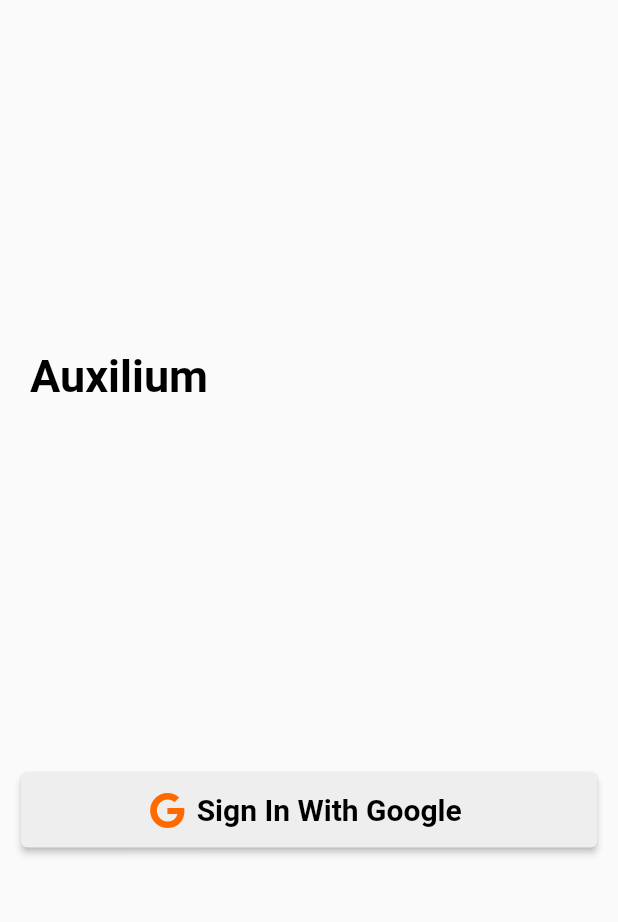
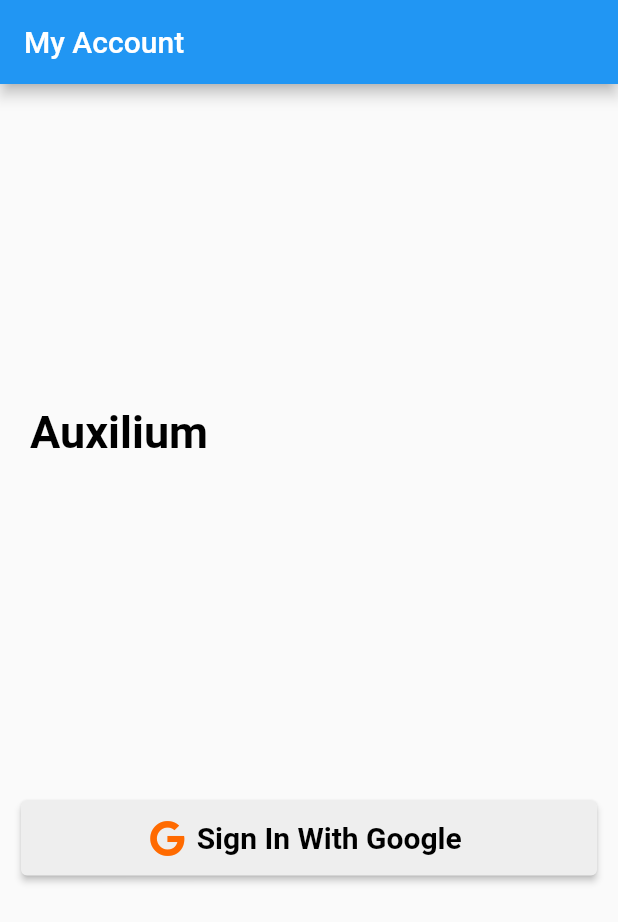
Before and after one commit to fionaxjy/auxilium, a Flutter app: the screen it shows after launch, after a tap on "Sign In With Google", on a phone screen of 412 x 824 dp. Shown: the top 922 px of the screen. Run offline on Flutter 3.47's test engine with Material 2 defaults, Android fonts, the phone set to English and light mode, and no system bars; our stand-ins replace font_awesome_flutter, google_sign_in.

Commit message:
Create User Data

```diff
--- a/lib/api/google_sign_in_api.dart
+++ /dev/null
@@ -1,12 +0,0 @@
-import 'package:google_sign_in/google_sign_in.dart';
-
-class GoogleSignInApi {
-  static final GoogleSignIn _googleSignIn = GoogleSignIn(
-    scopes: [
-      'email',
-      'https://www.googleapis.com/auth/contacts.readonly',
-    ],
-  );
-
-  static Future<GoogleSignInAccount?> login() => _googleSignIn.signIn();
-}
--- a/lib/login.dart
+++ b/lib/login.dart
@@ -1,14 +1,131 @@
-import 'package:auxilium/widget/sign_up_widget.dart';
 import 'package:flutter/material.dart';
+import 'package:font_awesome_flutter/font_awesome_flutter.dart';
+import 'dart:async';
+import 'package:google_sign_in/google_sign_in.dart';
 
-class LoginPage extends StatelessWidget {
-  const LoginPage({Key? key, required this.title}) : super(key: key);
-  final String title;
+GoogleSignIn _googleSignIn = GoogleSignIn(
+  scopes: <String>[
+    'email',
+    'https://www.googleapis.com/auth/contacts.readonly',
+  ],
+);
+
+class LoginPage extends StatefulWidget {
+  const LoginPage({Key? key}) : super(key: key);
+  @override
+  State createState() => LoginState();
+}
+
+class LoginState extends State<LoginPage> {
+  GoogleSignInAccount? _currentUser;
+
+  // initState only runs when user is logged in
+  // check if logged in user is the same
+  @override
+  void initState() {
+    super.initState();
+    _googleSignIn.onCurrentUserChanged.listen((GoogleSignInAccount? account) {
+      setState(() {
+        _currentUser = account;
+      });
+    });
+    _googleSignIn.signInSilently();
+  }
+
+  // sign-in method
+  Future<void> _handleSignIn() async {
+    try {
+      await _googleSignIn.signIn();
+    } catch (error) {
+      print(error);
+    }
+  }
+
+  // sign-out method
+  Future<void> _handleSignOut() => _googleSignIn.disconnect();
+
+  Widget buildSignUp() {
+    final GoogleSignInAccount? user = _currentUser;
+    if (user != null) {
+      return Column(
+          mainAxisAlignment: MainAxisAlignment.spaceAround,
+          children: <Widget>[
+            ListTile(
+              leading: GoogleUserCircleAvatar(
+                identity: user,
+              ),
+              title: Text(user.displayName ?? ''),
+              subtitle: Text(user.email),
+            ),
+            const Text('Signed in successfully.'),
+
+            // SIGN OUT
+            ElevatedButton(
+              onPressed: _handleSignOut,
+              child: const Text('SIGN OUT'),
+            ),
+          ]);
+    } else {
+      return Column(
+        children: [
+          const Spacer(),
+          Align(
+            alignment: Alignment.centerLeft,
+            child: Container(
+              margin: const EdgeInsets.symmetric(horizontal: 20),
+              width: 175,
+              child: const Text('Auxilium',
+                  style: TextStyle(
+                    color: Colors.black,
+                    fontSize: 30,
+                    fontWeight: FontWeight.bold,
+                  )),
+            ),
+          ),
+          const Spacer(),
+          googleButtonWidget(),
+          const SizedBox(height: 12),
+          const Spacer(),
+        ],
+      );
+    }
+  }
+
+  Widget googleButtonWidget() {
+    return Container(
+        margin: const EdgeInsets.all(10),
+        padding: const EdgeInsets.all(4),
+        child: ElevatedButton.icon(
+          style: ElevatedButton.styleFrom(
+            primary: const Color.fromARGB(255, 238, 238, 238),
+            minimumSize: const Size(double.infinity, 50),
+          ),
+          icon: const FaIcon(
+            FontAwesomeIcons.google,
+            color: Color.fromARGB(255, 255, 106, 0),
+          ),
+          label: const Text(
+            'Sign In With Google',
+            style: TextStyle(
+              fontWeight: FontWeight.bold,
+              fontSize: 20,
+              color: Colors.black,
+            ),
+          ),
+          // SIGN IN
+          onPressed: _handleSignIn,
+        ));
+  }
+
   @override
   Widget build(BuildContext context) {
     return Scaffold(
-        body: Container(
-      child: SignUpWidget(),
-    ));
+        appBar: AppBar(
+          title: const Text('My Account'),
+        ),
+        body: ConstrainedBox(
+          constraints: const BoxConstraints.expand(),
+          child: buildSignUp(),
+        ));
   }
 }
--- a/lib/main.dart
+++ b/lib/main.dart
@@ -2,21 +2,10 @@ import 'package:auxilium/login.dart';
 import 'package:flutter/material.dart';
 
 void main() {
-  runApp(const MyApp());
+  runApp(
+    const MaterialApp(
+      title: 'Auxilium',
+      home: LoginPage(),
+    ),
+  );
 }
-
-class MyApp extends StatelessWidget {
-  const MyApp({Key? key}) : super(key: key);
-
-  // This widget is the root of your application.
-  @override
-  Widget build(BuildContext context) {
-    return MaterialApp(
-      title: 'Auxilium',
-      theme: ThemeData(
-        primarySwatch: Colors.blue,
-      ),
-      home: const LoginPage(title: 'Login'),
-    );
-  }
-}
--- a/lib/widget/sign_up_widget.dart
+++ /dev/null
@@ -1,61 +0,0 @@
-import 'package:flutter/material.dart';
-import 'package:font_awesome_flutter/font_awesome_flutter.dart';
-
-import '../api/google_sign_in_api.dart';
-
-class SignUpWidget extends StatelessWidget {
-  @override
-  Widget build(BuildContext context) => buildSignUp();
-
-  Widget buildSignUp() => Column(
-        children: [
-          const Spacer(),
-          Align(
-            alignment: Alignment.centerLeft,
-            child: Container(
-              margin: const EdgeInsets.symmetric(horizontal: 20),
-              width: 175,
-              child: const Text('Auxilium',
-                  style: TextStyle(
-                    color: Colors.black,
-                    fontSize: 30,
-                    fontWeight: FontWeight.bold,
-                  )),
-            ),
-          ),
-          const Spacer(),
-          GoogleButtonWidget(),
-          const SizedBox(height: 12),
-          const Spacer(),
-        ],
-      );
-
-  Widget GoogleButtonWidget() {
-    return Container(
-        margin: EdgeInsets.all(10),
-        padding: const EdgeInsets.all(4),
-        child: ElevatedButton.icon(
-          style: ElevatedButton.styleFrom(
-            primary: Color.fromARGB(255, 238, 238, 238),
-            minimumSize: const Size(double.infinity, 50),
-          ),
-          icon: const FaIcon(
-            FontAwesomeIcons.google,
-            color: Color.fromARGB(255, 255, 106, 0),
-          ),
-          label: const Text(
-            'Sign In With Google',
-            style: TextStyle(
-              fontWeight: FontWeight.bold,
-              fontSize: 20,
-              color: Colors.black,
-            ),
-          ),
-          onPressed: signIn,
-        ));
-  }
-
-  Future signIn() async {
-    await GoogleSignInApi.login();
-  }
-}
--- a/pubspec.yaml
+++ b/pubspec.yaml
@@ -38,6 +38,7 @@ dependencies:
   font_awesome_flutter: ^9.0.0
 
   google_sign_in: ^5.3.3
+  http: ^0.13.4
 
 dev_dependencies:
   flutter_test:
```
Also changed, not shown: pubspec.lock, 1 other file.
